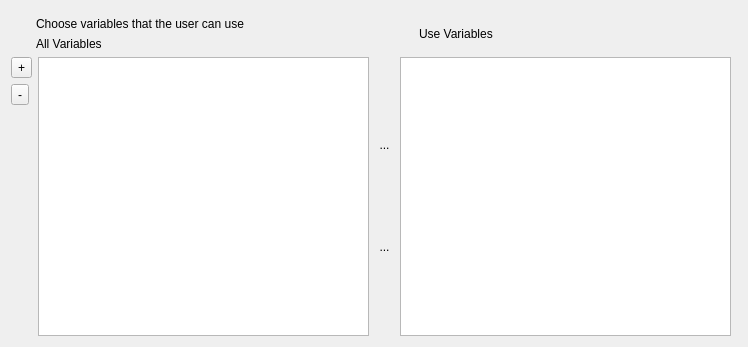
ufopleds/DengueME, file source/src/editor/components/textscreenfield.ui: the form before one commit.
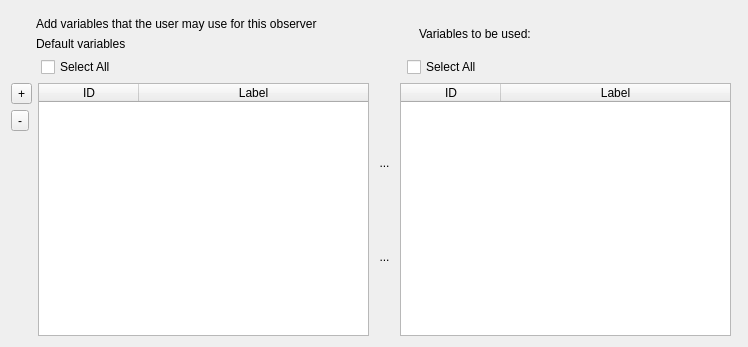
The form after the commit. Icons and pictures are not drawn.

Patch:
```diff
--- a/source/src/editor/components/textscreenfield.ui
+++ b/source/src/editor/components/textscreenfield.ui
@@ -13,7 +13,7 @@
   <property name="windowTitle">
    <string>Form</string>
   </property>
-  <layout class="QHBoxLayout" name="horizontalLayout_5">
+  <layout class="QHBoxLayout" name="horizontalLayout_6">
    <item>
     <layout class="QVBoxLayout" name="verticalLayout_6">
      <item>
@@ -50,14 +50,14 @@
          <item>
           <widget class="QLabel" name="upperLabel">
            <property name="text">
-            <string>Choose variables that the user can use</string>
+            <string>Add variables that the user may use for this observer</string>
            </property>
           </widget>
          </item>
          <item>
           <widget class="QLabel" name="labelGeneral">
            <property name="text">
-            <string>All Variables</string>
+            <string>Default variables</string>
            </property>
            <property name="margin">
             <number>3</number>
@@ -85,7 +85,57 @@
        <item>
         <widget class="QLabel" name="labelToBeUse">
          <property name="text">
-          <string>Use Variables</string>
+          <string>Variables to be used:</string>
+         </property>
+        </widget>
+       </item>
+      </layout>
+     </item>
+     <item>
+      <layout class="QHBoxLayout" name="horizontalLayout_5">
+       <item>
+        <spacer name="horizontalSpacer_3">
+         <property name="orientation">
+          <enum>Qt::Horizontal</enum>
+         </property>
+         <property name="sizeType">
+          <enum>QSizePolicy::Fixed</enum>
+         </property>
+         <property name="sizeHint" stdset="0">
+          <size>
+           <width>30</width>
+           <height>20</height>
+          </size>
+         </property>
+        </spacer>
+       </item>
+       <item>
+        <widget class="QCheckBox" name="selectDefault">
+         <property name="text">
+          <string>Select All</string>
+         </property>
+        </widget>
+       </item>
+       <item>
+        <spacer name="horizontalSpacer_4">
+         <property name="orientation">
+          <enum>Qt::Horizontal</enum>
+         </property>
+         <property name="sizeType">
+          <enum>QSizePolicy::Fixed</enum>
+         </property>
+         <property name="sizeHint" stdset="0">
+          <size>
+           <width>35</width>
+           <height>20</height>
+          </size>
+         </property>
+        </spacer>
+       </item>
+       <item>
+        <widget class="QCheckBox" name="selectUse">
+         <property name="text">
+          <string>Select All</string>
          </property>
         </widget>
        </item>
@@ -133,7 +183,27 @@
         </layout>
        </item>
        <item>
-        <widget class="QListWidget" name="defaultVarList"/>
+        <widget class="QTableWidget" name="defaultVarList">
+         <property name="selectionMode">
+          <enum>QAbstractItemView::MultiSelection</enum>
+         </property>
+         <property name="selectionBehavior">
+          <enum>QAbstractItemView::SelectRows</enum>
+         </property>
+         <attribute name="horizontalHeaderStretchLastSection">
+          <bool>true</bool>
+         </attribute>
+         <column>
+          <property name="text">
+           <string>ID</string>
+          </property>
+         </column>
+         <column>
+          <property name="text">
+           <string>Label</string>
+          </property>
+         </column>
+        </widget>
        </item>
        <item>
         <layout class="QVBoxLayout" name="verticalLayout_3">
@@ -180,7 +250,27 @@
         </layout>
        </item>
        <item>
-        <widget class="QListWidget" name="useVarList"/>
+        <widget class="QTableWidget" name="useVarList">
+         <property name="selectionMode">
+          <enum>QAbstractItemView::MultiSelection</enum>
+         </property>
+         <property name="selectionBehavior">
+          <enum>QAbstractItemView::SelectRows</enum>
+         </property>
+         <attribute name="horizontalHeaderStretchLastSection">
+          <bool>true</bool>
+         </attribute>
+         <column>
+          <property name="text">
+           <string>ID</string>
+          </property>
+         </column>
+         <column>
+          <property name="text">
+           <string>Label</string>
+          </property>
+         </column>
+        </widget>
        </item>
       </layout>
      </item>
```
